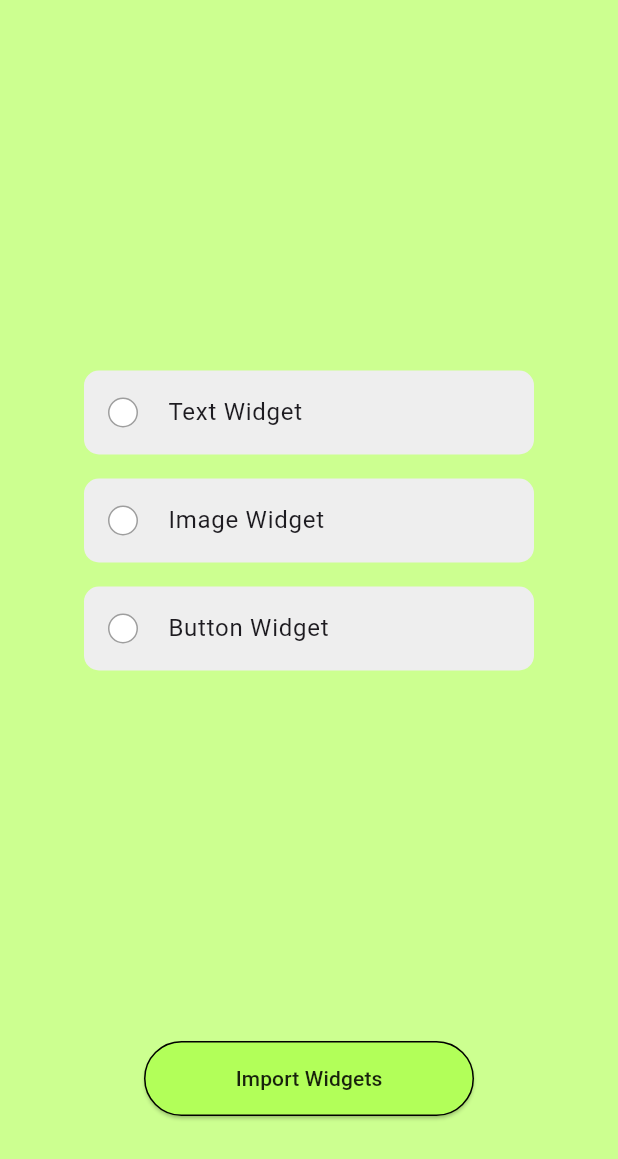
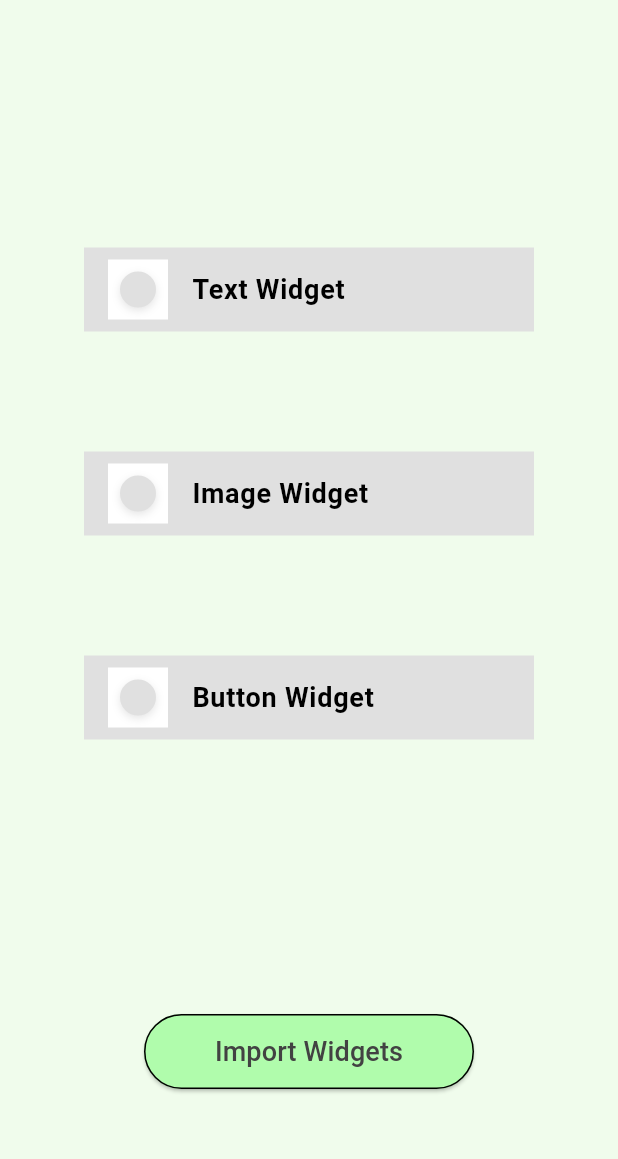
Before and after one commit to GhadeBhavesh/PI8O7I, a Flutter app: the screen it shows after launch, after a tap on "Add Widgets", on a phone screen of 412 x 824 dp. Shown: the top 1159 px of the screen. Run offline on Flutter 3.47's test engine with Material 3 defaults, Android fonts, the phone set to English and light mode, and no system bars; our stand-ins replace firebase_core, firebase_database, image_picker; accounts and stored records are empty.

Commit message:
ui_updates

```diff
--- a/lib/main.dart
+++ b/lib/main.dart
@@ -18,7 +18,6 @@ Future<void> main() async {
       ),
     );
   } catch (e) {
-    // If Firebase is already initialized, continue
     if (Firebase.apps.isNotEmpty) {
       Firebase.app();
     } else {
@@ -36,10 +35,6 @@ class MyApp extends StatelessWidget {
     return MaterialApp(
       debugShowCheckedModeBanner: false,
       title: 'Assignment App',
-      theme: ThemeData(
-        primarySwatch: Colors.green,
-        scaffoldBackgroundColor: Colors.lightGreenAccent[100],
-      ),
       home: const HomePage(),
     );
   }
@@ -70,22 +65,53 @@ class _WidgetSelectorPageState extends State<WidgetSelectorPage> {
     bool isSelected = _selectedWidgets.contains(value);
     return Container(
       width: 300,
-      margin: const EdgeInsets.symmetric(vertical: 8),
       decoration: BoxDecoration(
-        color: Colors.grey[200],
-        borderRadius: BorderRadius.circular(10),
+        color: Colors.grey.shade300, // White background around the dot
       ),
       child: ListTile(
-        leading: Container(
-          width: 20,
-          height: 20,
+        leading: GestureDetector(
+          onTap: () {
+            setState(() {
+              if (isSelected) {
+                _selectedWidgets.remove(value);
+              } else {
+                _selectedWidgets.add(value);
+              }
+            });
+          },
+          child: Container(
+            color: Colors.white,
+            child: Padding(
+              padding: EdgeInsets.all(8),
+              child: Container(
+                width: 24,
+                height: 24,
                 decoration: BoxDecoration(
                   shape: BoxShape.circle,
-            color: isSelected ? Colors.lightGreenAccent : Colors.white,
-            border: Border.all(color: Colors.grey),
+                  color: isSelected
+                      ? Color.fromARGB(255, 84, 236, 84)
+                      : Colors.grey.shade300,
+                  border: Border.all(
+                    color: Colors.grey.shade300,
+                    width: 2,
+                  ),
+                  boxShadow: [
+                    BoxShadow(
+                      color: Colors.black.withOpacity(0.1),
+                      blurRadius: 4,
+                      offset: const Offset(0, 2),
+                    ),
+                  ],
                 ),
               ),
-        title: Text(title),
+            ),
+          ),
+        ),
+        title: Text(
+          title,
+          style: TextStyle(
+              color: Colors.black, fontSize: 18, fontWeight: FontWeight.bold),
+        ),
         onTap: () {
           setState(() {
             if (isSelected) {
@@ -102,6 +128,8 @@ class _WidgetSelectorPageState extends State<WidgetSelectorPage> {
   @override
   Widget build(BuildContext context) {
     return Scaffold(
+      backgroundColor:
+          Color.fromARGB(255, 240, 252, 236), // Green background for page
       body: Center(
         child: Column(
           mainAxisAlignment: MainAxisAlignment.center,
@@ -112,7 +140,7 @@ class _WidgetSelectorPageState extends State<WidgetSelectorPage> {
                 margin: const EdgeInsets.all(16.0),
                 padding: const EdgeInsets.all(16),
                 decoration: BoxDecoration(
-                  color: Colors.lightGreenAccent[100],
+                  color: Color.fromARGB(255, 240, 252, 236),
                   borderRadius: BorderRadius.circular(16),
                 ),
                 child: Center(
@@ -120,14 +148,18 @@ class _WidgetSelectorPageState extends State<WidgetSelectorPage> {
                     mainAxisAlignment: MainAxisAlignment.center,
                     children: [
                       _buildSelectorOption('Text Widget', 'textbox'),
+                      const SizedBox(height: 80),
                       _buildSelectorOption('Image Widget', 'imagebox'),
+                      const SizedBox(height: 80),
                       _buildSelectorOption('Button Widget', 'savebutton'),
                     ],
                   ),
                 ),
               ),
             ),
-            Container(
+            Padding(
+              padding: const EdgeInsets.all(18.0),
+              child: Container(
                 width: 220,
                 height: 50,
                 margin: const EdgeInsets.only(bottom: 80),
@@ -136,15 +168,22 @@ class _WidgetSelectorPageState extends State<WidgetSelectorPage> {
                     Navigator.pop(context, _selectedWidgets);
                   },
                   style: ElevatedButton.styleFrom(
-                  backgroundColor: Colors.lightGreenAccent,
+                    backgroundColor: Color.fromARGB(255, 176, 252, 172),
                     shape: RoundedRectangleBorder(
                       borderRadius: BorderRadius.circular(30),
-                    side: const BorderSide(color: Colors.black, width: 1),
+                      side: BorderSide(
+                        color: Colors.black,
+                        width: 1,
                       ),
                     ),
-                child: const Text(
+                  ),
+                  child: Text(
                     'Import Widgets',
-                  style: TextStyle(color: Colors.black87),
+                    style: TextStyle(
+                      color: Colors.grey[800],
+                      fontSize: 18,
+                    ),
+                  ),
                 ),
               ),
             ),
@@ -244,7 +283,20 @@ class _HomePageState extends State<HomePage> {
       });
 
       ScaffoldMessenger.of(context).showSnackBar(
-        const SnackBar(content: Text('Data saved successfully!')),
+        SnackBar(
+          content: Center(
+            child: Text(
+              'Successfully Saved',
+              style: TextStyle(
+                color: Color.fromARGB(255, 176, 252, 172),
+                fontSize: 14,
+              ),
+            ),
+          ),
+          backgroundColor: Colors.green.shade50,
+          duration: Duration(seconds: 2),
+          elevation: 0, // Removes shadow to match the image
+        ),
       );
     } catch (e) {
       ScaffoldMessenger.of(context).showSnackBar(
@@ -276,7 +328,7 @@ class _HomePageState extends State<HomePage> {
               margin: const EdgeInsets.all(16.0),
               padding: const EdgeInsets.all(16),
               decoration: BoxDecoration(
-                color: Colors.lightGreenAccent[100],
+                color: Color.fromARGB(255, 240, 252, 236),
                 borderRadius: BorderRadius.circular(16),
               ),
               child: Column(
@@ -286,7 +338,7 @@ class _HomePageState extends State<HomePage> {
                     const Text(
                       'No widget is added',
                       style: TextStyle(
-                        fontSize: 18,
+                        fontSize: 28,
                         fontWeight: FontWeight.bold,
                       ),
                     ),
@@ -301,16 +353,23 @@ class _HomePageState extends State<HomePage> {
                         controller: _textController,
                         decoration: const InputDecoration(
                           hintText: 'Enter Text',
+                          hintStyle: TextStyle(
+                              color: Colors.black,
+                              fontSize: 18,
+                              fontWeight: FontWeight.bold),
                           border: InputBorder.none,
                           contentPadding: EdgeInsets.all(16),
                         ),
                       ),
                     ),
+                  SizedBox(
+                    height: 40,
+                  ),
                   if (_selectedWidgets.contains('imagebox'))
                     GestureDetector(
                       onTap: _pickImage,
                       child: Container(
-                        height: 150,
+                        height: 250,
                         width: double.infinity,
                         margin: const EdgeInsets.only(bottom: 16),
                         decoration: BoxDecoration(
@@ -324,7 +383,14 @@ class _HomePageState extends State<HomePage> {
                               : null,
                         ),
                         child: _image == null
-                            ? const Center(child: Text('Tap to pick image'))
+                            ? const Center(
+                                child: Text(
+                                'Upload Image',
+                                style: TextStyle(
+                                    color: Colors.black,
+                                    fontSize: 18,
+                                    fontWeight: FontWeight.bold),
+                              ))
                             : null,
                       ),
                     ),
@@ -342,19 +408,25 @@ class _HomePageState extends State<HomePage> {
                           ),
                         ),
                       ),
-                    Container(
-                      width: 100,
+                    Padding(
+                      padding: const EdgeInsets.all(28.0),
+                      child: Container(
+                        width: 90,
+                        height: 45,
                         child: ElevatedButton(
                           onPressed: _isLoading ? null : _saveData,
                           style: ElevatedButton.styleFrom(
-                          backgroundColor: Colors.lightGreenAccent,
+                            backgroundColor: Color.fromARGB(255, 176, 252, 172),
                             shape: RoundedRectangleBorder(
-                            borderRadius: BorderRadius.circular(8),
-                          ),
+                                borderRadius: BorderRadius.circular(1),
+                                side:
+                                    BorderSide(color: Colors.black, width: 1)),
                           ),
                           child: Text(
                             'Save',
-                          style: TextStyle(color: Colors.black87),
+                            style:
+                                TextStyle(color: Colors.black87, fontSize: 18),
+                          ),
                         ),
                       ),
                     ),
@@ -363,7 +435,9 @@ class _HomePageState extends State<HomePage> {
               ),
             ),
           ),
-          Container(
+          Padding(
+            padding: const EdgeInsets.all(18.0),
+            child: Container(
               width: 220,
               height: 50,
               margin: const EdgeInsets.only(bottom: 20),
@@ -373,10 +447,11 @@ class _HomePageState extends State<HomePage> {
                   'Add Widgets',
                   style: TextStyle(color: Colors.black87),
                 ),
-              backgroundColor: Colors.lightGreenAccent,
+                backgroundColor: Color.fromARGB(255, 176, 252, 172),
                 shape: RoundedRectangleBorder(
                   borderRadius: BorderRadius.circular(30),
                   side: const BorderSide(color: Colors.black, width: 1),
+                ),
               ),
             ),
           ),
```
Lines whose indentation alone changed are shown as unchanged.
